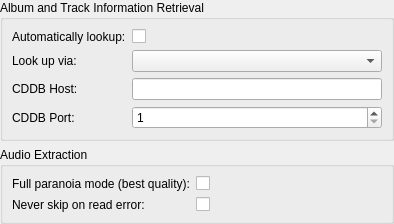
Above: devices/audiocdsettings.ui from polpo/cantata-mac before the change. Below: the same form after it.
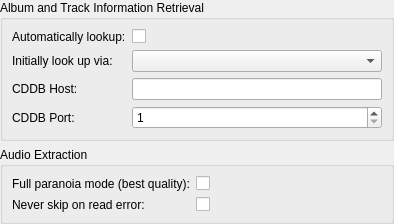
That is the form after the change. Custom widgets are drawn as their Qt base class.

What changed in the file:
```diff
--- a/devices/audiocdsettings.ui
+++ b/devices/audiocdsettings.ui
@@ -39,7 +39,7 @@
       <item row="1" column="0">
        <widget class="BuddyLabel" name="cdLookupLabel">
         <property name="text">
-         <string>Look up via:</string>
+         <string>Initially look up via:</string>
         </property>
         <property name="buddy">
          <cstring>cdAuto</cstring>
```
